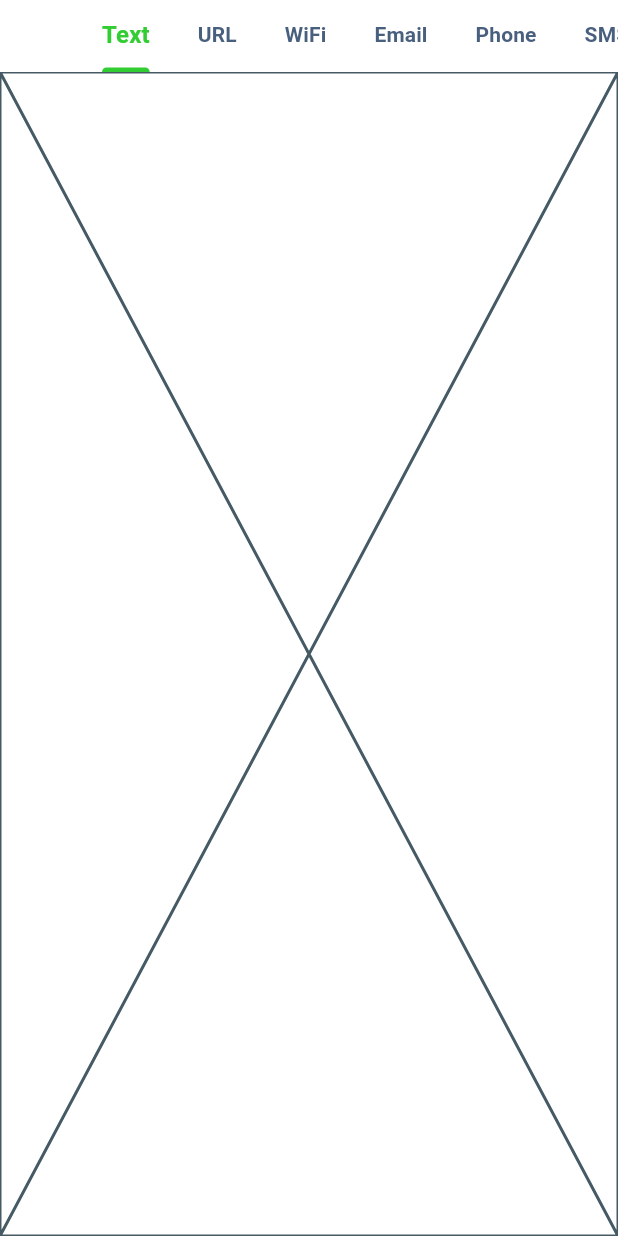
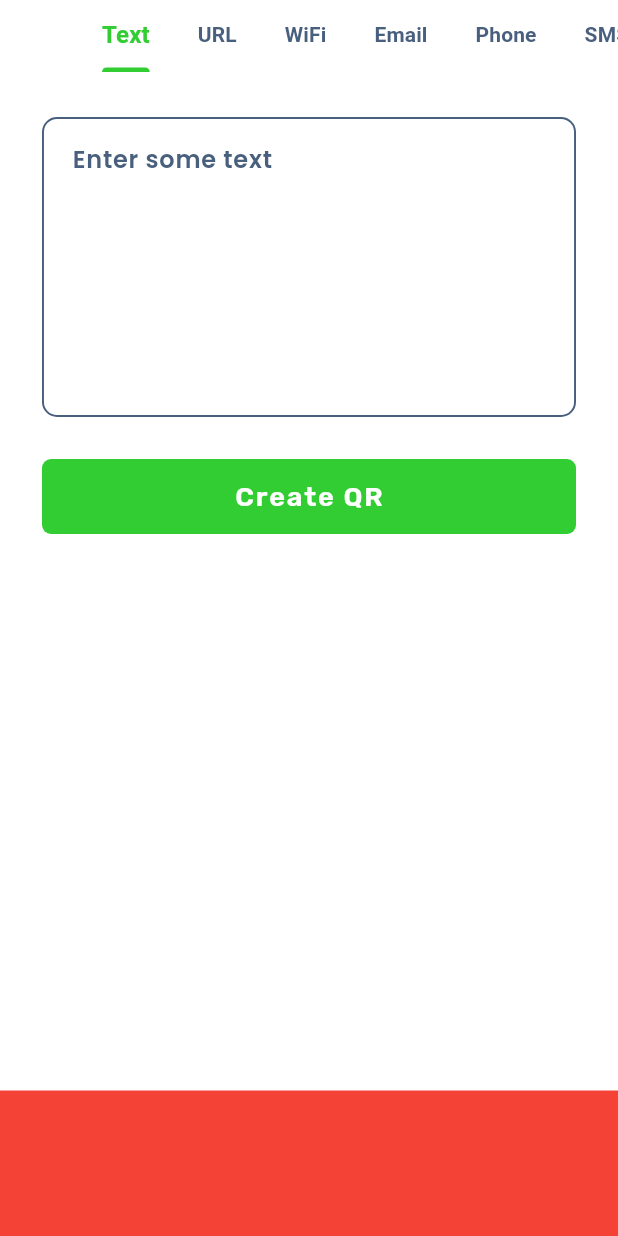
Before and after one commit to aprimr/Qr-Scanner, a Flutter app: the Create screen opened directly, on a phone screen of 412 x 824 dp. Run offline on Flutter 3.47's test engine with Material 3 defaults, Android fonts, the light colour scheme and no system bars; our stand-ins replace google_fonts, hugeicons, share_plus, shared_preferences; missing offline and left inert: app_settings, mobile_scanner; accounts and stored records are empty.

Commit message:
ui/add: form for create text Qr

```diff
--- a/lib/screens/create_screens/create.dart
+++ b/lib/screens/create_screens/create.dart
@@ -41,7 +41,7 @@ class Create extends StatelessWidget {
                 Tab(text: "Email"),
                 Tab(text: "Phone"),
                 Tab(text: "SMS"),
-                Tab(text: "Whatsapp"),
+                Tab(text: "WhatsApp"),
               ],
             ),
             const Expanded(
--- a/lib/screens/create_screens/create_text_qr.dart
+++ b/lib/screens/create_screens/create_text_qr.dart
@@ -1,10 +1,127 @@
 import 'package:flutter/material.dart';
+import 'package:google_fonts/google_fonts.dart';
 
-class CreateTextQr extends StatelessWidget {
+class CreateTextQr extends StatefulWidget {
   const CreateTextQr({super.key});
 
   @override
+  State<CreateTextQr> createState() => _CreateTextQrState();
+}
+
+class _CreateTextQrState extends State<CreateTextQr> {
+  final _formKey = GlobalKey<FormState>();
+
+  // Submit form
+  void submitForm() {
+    if (_formKey.currentState!.validate()) {}
+  }
+
+  @override
   Widget build(BuildContext context) {
-    return const Placeholder();
+    return Column(
+      children: [
+        Expanded(
+          flex: 7,
+          child: Container(
+            padding: EdgeInsets.symmetric(horizontal: 28, vertical: 10),
+            child: Form(
+              key: _formKey,
+              child: SingleChildScrollView(
+                child: Column(
+                  children: [
+                    SizedBox(height: 20),
+                    TextFormField(
+                      validator: (value) {
+                        if (value == null || value.isEmpty) {
+                          return 'Please enter some text';
+                        }
+                        if (value.toString().length >= 1000) {
+                          return "Maximum 1k characters allowed";
+                        }
+                        return null;
+                      },
+                      minLines: 7,
+                      maxLines: 7,
+                      cursorColor: Theme.of(context).colorScheme.inverseSurface,
+                      decoration: InputDecoration(
+                        alignLabelWithHint: true,
+                        label: Text(
+                          " Enter some text ",
+                          style: TextStyle(
+                            fontWeight: FontWeight.w600,
+                            fontFamily: GoogleFonts.poppins().fontFamily,
+                            color: Theme.of(context).colorScheme.outline,
+                          ),
+                        ),
+                        errorStyle: TextStyle(
+                          fontSize: 12,
+                          color: Theme.of(context).colorScheme.error,
+                          fontFamily: GoogleFonts.poppins().fontFamily,
+                        ),
+                        enabledBorder: OutlineInputBorder(
+                          borderRadius: BorderRadius.circular(10),
+                          borderSide: BorderSide(
+                            width: 1.3,
+                            color: Theme.of(context).colorScheme.outline,
+                          ),
+                        ),
+                        focusedBorder: OutlineInputBorder(
+                          borderRadius: BorderRadius.circular(10),
+                          borderSide: BorderSide(
+                            width: 1.5,
+                            color: Theme.of(context).colorScheme.outline,
+                          ),
+                        ),
+                        errorBorder: OutlineInputBorder(
+                          borderRadius: BorderRadius.circular(10),
+                          borderSide: BorderSide(
+                            width: 1.5,
+                            color: Theme.of(context).colorScheme.error,
+                          ),
+                        ),
+                        focusedErrorBorder: OutlineInputBorder(
+                          borderRadius: BorderRadius.circular(10),
+                          borderSide: BorderSide(
+                            width: 1.5,
+                            color: Theme.of(context).colorScheme.error,
+                          ),
+                        ),
+                      ),
+                    ),
+                    SizedBox(height: 28),
+                    FilledButton(
+                      onPressed: submitForm,
+                      style: ButtonStyle(
+                        shape: WidgetStatePropertyAll(
+                          RoundedRectangleBorder(
+                            borderRadius: BorderRadius.circular(6),
+                          ),
+                        ),
+                      ),
+                      child: SizedBox(
+                        height: 50,
+                        width: double.infinity,
+                        child: Center(
+                          child: Text(
+                            "Create QR",
+                            style: TextStyle(
+                              fontSize: 18,
+                              letterSpacing: 1.2,
+                              fontWeight: FontWeight.w600,
+                              fontFamily: GoogleFonts.rubik().fontFamily,
+                            ),
+                          ),
+                        ),
+                      ),
+                    ),
+                  ],
+                ),
+              ),
+            ),
+          ),
+        ),
+        Expanded(flex: 1, child: Container(color: Colors.red)),
+      ],
+    );
   }
 }
```
